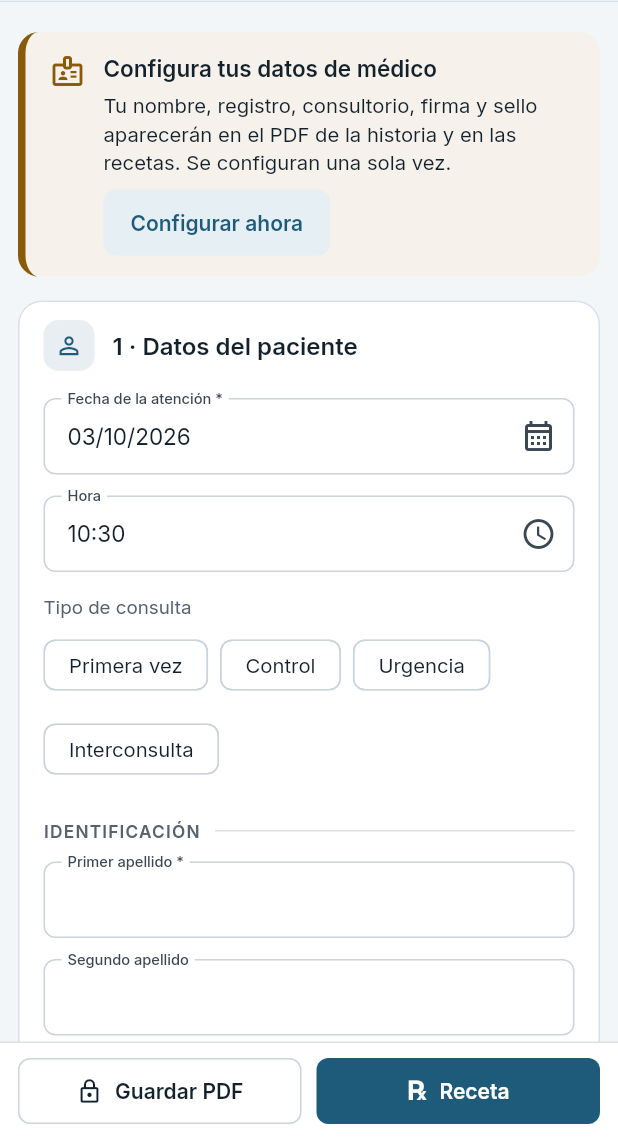
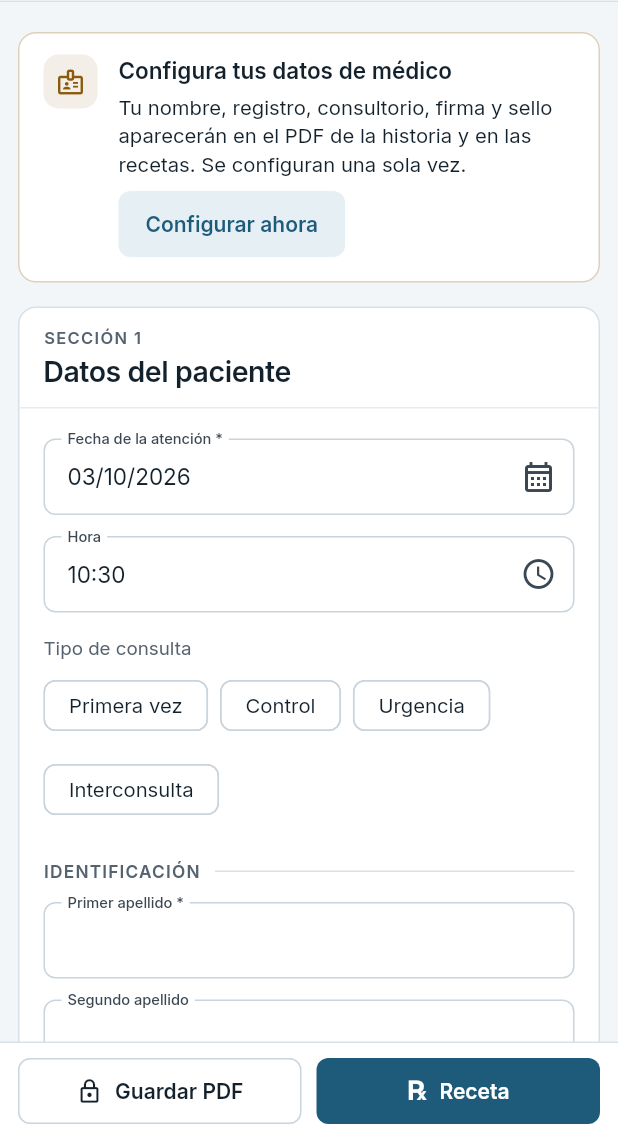
Before and after one commit to sp110000/historiasclinicas_net, a Flutter app: the screen it shows after launch, after a tap on the "close" icon, on a phone screen of 412 x 824 dp, the part 94-1236 px from its top. Run offline on Flutter 3.47's test engine with Material 3 defaults, Android fonts, the phone set to English and light mode, and no system bars; our stand-ins replace flutter_riverpod, go_router, pdf, printing, shared_preferences, web; missing offline and left inert: dart:js_interop; project files that could hold a hidden picture were left out.

Commit message:
feat(diseño): tarjetas, índice y avisos 2b
- TarjetaSeccion: rótulo «SECCIÓN n» sobre el título (19 w600), sin
  recuadro de ícono, radio 12, separador bajo la cabecera y sin sombra.
  La etiqueta semántica sigue siendo «n · título». Nuevo modo enLista.
- Índice lateral: círculo numerado que se rellena según el estado y fondo
  activo en tinte.
- Aviso y alertas de la receta: borde completo (1,5 px en error) e ícono
  en un recuadro con tinte (RecuadroIcono, compartido con TituloDialogo).
- «Completa», integridad correcta y valor calculado pasan a estadoOk/tinte;
  el borrador recuperado, al primario.
- Tests: el título de sección se busca por su etiqueta semántica.

Co-Authored-By: Claude Opus 5.5 <noreply@anthropic.com>
Claude-Session: https://claude.ai/code/session_019iNnJinNtJwrCs5fSb8Xmp

```diff
--- a/lib/core/widgets/campos.dart
+++ b/lib/core/widgets/campos.dart
@@ -770,9 +770,7 @@ class ValorCalculado extends StatelessWidget {
       decoration: InputDecoration(
         labelText: etiqueta,
         filled: true,
-        fillColor: destacado
-            ? ColoresMarca.secundario.withValues(alpha: 0.08)
-            : ColoresMarca.fondo,
+        fillColor: destacado ? ColoresMarca.tinte : ColoresMarca.fondo,
         prefixIcon: const Icon(Icons.calculate_outlined, size: 20),
       ),
       child: Text(
--- /dev/null
+++ b/lib/core/widgets/recuadro_icono.dart
@@ -0,0 +1,34 @@
+import 'package:flutter/material.dart';
+
+import '../../app/tema.dart';
+
+/// Ícono dentro de un recuadro con tinte de su color (diseño 2b): avisos,
+/// alertas de la receta y títulos de diálogo.
+class RecuadroIcono extends StatelessWidget {
+  const RecuadroIcono(
+    this.icono, {
+    super.key,
+    required this.color,
+    this.lado = 36,
+    this.tamanoIcono = 20,
+  });
+
+  final IconData icono;
+  final Color color;
+  final double lado;
+  final double tamanoIcono;
+
+  @override
+  Widget build(BuildContext context) {
+    return Container(
+      width: lado,
+      height: lado,
+      alignment: Alignment.center,
+      decoration: BoxDecoration(
+        color: ColoresMarca.sobreBlanco(color, 0.10),
+        borderRadius: RadiosMarca.recuadro,
+      ),
+      child: Icon(icono, color: color, size: tamanoIcono),
+    );
+  }
+}
--- a/lib/core/widgets/tarjeta_seccion.dart
+++ b/lib/core/widgets/tarjeta_seccion.dart
@@ -6,7 +6,8 @@ import '../presentacion/datos_historia.dart';
 /// Estado que muestra el chip de la cabecera.
 enum InsigniaSeccion { ninguna, completa, incompleta, soloLectura, activa }
 
-/// Tarjeta de una sección del formulario.
+/// Tarjeta de una sección del formulario (diseño 2b: rótulo «SECCIÓN n»
+/// sobre el título, sin ícono; [icono] lo usan el índice y los tests).
 ///
 /// * Editable: cabecera con número, título y avance.
 /// * Bloqueada (historia abierta): fondo gris azulado, candado y, si está
@@ -26,6 +27,7 @@ class TarjetaSeccion extends StatelessWidget {
     this.plegada = false,
     this.alAlternar,
     this.accion,
+    this.enLista = false,
   });
 
   final int numero;
@@ -40,39 +42,28 @@ class TarjetaSeccion extends StatelessWidget {
   final VoidCallback? alAlternar;
   final Widget? accion;
 
+  /// Fila dentro de la lista compacta de la historia abierta: sin borde ni
+  /// radio propios (los pone la lista).
+  final bool enLista;
+
   @override
   Widget build(BuildContext context) {
     final ancho = MediaQuery.sizeOf(context).width;
     final relleno = ancho < 600 ? 16.0 : 24.0;
     final cabecera = Row(
       children: [
-        Container(
-          width: 34,
-          height: 34,
-          alignment: Alignment.center,
-          decoration: BoxDecoration(
-            color: (activa ? ColoresMarca.primario : ColoresMarca.primario)
-                .withValues(alpha: activa ? 1 : 0.1),
-            borderRadius: BorderRadius.circular(10),
-          ),
-          child: Icon(
-            icono,
-            size: 19,
-            color: activa ? Colors.white : ColoresMarca.primario,
-          ),
-        ),
-        const SizedBox(width: 12),
         Expanded(
           child: Column(
             crossAxisAlignment: CrossAxisAlignment.start,
             children: [
+              ExcludeSemantics(
+                child: Text('SECCIÓN $numero', style: EstilosMarca.rotulo),
+              ),
+              const SizedBox(height: 2),
               Text(
-                '$numero · $titulo',
-                style: const TextStyle(
-                  fontWeight: FontWeight.w600,
-                  fontSize: 16,
-                  height: 1.25,
-                ),
+                titulo,
+                semanticsLabel: '$numero · $titulo',
+                style: EstilosMarca.titulo.copyWith(height: 1.25),
               ),
               if (plegada && (resumen ?? '').isNotEmpty)
                 Padding(
@@ -102,23 +93,18 @@ class TarjetaSeccion extends StatelessWidget {
     );
 
     return Container(
-      decoration: BoxDecoration(
-        color: bloqueada ? ColoresMarca.bloqueado : Colors.white,
-        borderRadius: BorderRadius.circular(16),
-        border: Border.all(
-          color: activa ? ColoresMarca.primario : ColoresMarca.borde,
-          width: activa ? 2 : 1,
-        ),
-        boxShadow: activa
-            ? [
-                BoxShadow(
-                  color: ColoresMarca.primario.withValues(alpha: 0.10),
-                  blurRadius: 18,
-                  offset: const Offset(0, 6),
-                ),
-              ]
-            : null,
-      ),
+      decoration: enLista
+          ? BoxDecoration(
+              color: plegada ? ColoresMarca.bloqueado : Colors.white,
+            )
+          : BoxDecoration(
+              color: bloqueada ? ColoresMarca.bloqueado : Colors.white,
+              borderRadius: RadiosMarca.tarjeta,
+              border: Border.all(
+                color: activa ? ColoresMarca.primario : ColoresMarca.borde,
+                width: activa ? 1.5 : 1,
+              ),
+            ),
       child: Column(
         crossAxisAlignment: CrossAxisAlignment.stretch,
         children: [
@@ -126,23 +112,25 @@ class TarjetaSeccion extends StatelessWidget {
             type: MaterialType.transparency,
             child: InkWell(
               onTap: alAlternar,
-              borderRadius: BorderRadius.circular(16),
+              borderRadius: enLista ? null : RadiosMarca.tarjeta,
               child: Padding(
                 padding: EdgeInsets.fromLTRB(
                   relleno,
                   relleno * 0.75,
                   relleno * 0.75,
-                  plegada ? relleno * 0.75 : 0,
+                  relleno * 0.75,
                 ),
                 child: cabecera,
               ),
             ),
           ),
-          if (!plegada)
+          if (!plegada) ...[
+            const Divider(height: 1, color: ColoresMarca.separador),
             Padding(
-              padding: EdgeInsets.fromLTRB(relleno, 18, relleno, relleno),
+              padding: EdgeInsets.fromLTRB(relleno, 20, relleno, relleno),
               child: child,
             ),
+          ],
         ],
       ),
     );
@@ -161,7 +149,7 @@ class _Insignia extends StatelessWidget {
       InsigniaSeccion.completa => (
         Icons.check_circle,
         'Completa',
-        ColoresMarca.secundario,
+        ColoresMarca.estadoOk,
       ),
       InsigniaSeccion.incompleta => (
         Icons.pending_outlined,
--- a/lib/features/historia/widgets/avisos.dart
+++ b/lib/features/historia/widgets/avisos.dart
@@ -4,12 +4,14 @@ import 'package:go_router/go_router.dart';
 
 import '../../../app/tema.dart';
 import '../../../core/utils/fechas.dart';
+import '../../../core/widgets/recuadro_icono.dart';
 import '../../medico/medico_provider.dart';
 import '../estado/archivo_provider.dart';
 import '../estado/estado_historia.dart';
 import 'dialogos.dart';
 
-/// Franja de aviso con icono, texto y acciones.
+/// Aviso con ícono en recuadro, texto y acciones (borde completo; el de
+/// error, más grueso).
 class Aviso extends StatelessWidget {
   const Aviso({
     super.key,
@@ -30,18 +32,22 @@ class Aviso extends StatelessWidget {
 
   @override
   Widget build(BuildContext context) {
+    final esError = color == ColoresMarca.error;
     return Container(
-      padding: const EdgeInsets.fromLTRB(16, 14, 8, 12),
+      padding: const EdgeInsets.fromLTRB(16, 14, 8, 14),
       decoration: BoxDecoration(
-        color: Color.alphaBlend(color.withValues(alpha: 0.08), Colors.white),
-        borderRadius: BorderRadius.circular(14),
-        border: Border(left: BorderSide(color: color, width: 5)),
+        color: Colors.white,
+        borderRadius: RadiosMarca.tarjeta,
+        border: Border.all(
+          color: esError ? color : ColoresMarca.sobreBlanco(color, 0.28),
+          width: esError ? 1.5 : 1,
+        ),
       ),
       child: Row(
         crossAxisAlignment: CrossAxisAlignment.start,
         children: [
-          Icon(icono, color: color),
-          const SizedBox(width: 12),
+          RecuadroIcono(icono, color: color),
+          const SizedBox(width: 14),
           Expanded(
             child: Column(
               crossAxisAlignment: CrossAxisAlignment.start,
@@ -126,7 +132,7 @@ class AvisoBorradorRecuperado extends StatelessWidget {
       padding: const EdgeInsets.only(bottom: 16),
       child: Aviso(
         icono: Icons.restore,
-        color: ColoresMarca.secundario,
+        color: ColoresMarca.primario,
         titulo: 'Se recuperó el borrador del ${formatoFechaHora(guardadoEn)}',
         texto: const Text('Puedes seguir donde lo dejaste o empezar de cero.'),
         acciones: [
@@ -158,7 +164,7 @@ class AvisoHistoriaAbierta extends StatelessWidget {
       padding: const EdgeInsets.only(bottom: 16),
       child: Aviso(
         icono: correcta ? Icons.folder_open : Icons.gpp_bad_outlined,
-        color: correcta ? ColoresMarca.secundario : ColoresMarca.error,
+        color: correcta ? ColoresMarca.estadoOk : ColoresMarca.error,
         titulo: 'Historia abierta · ${estado.nombreArchivo ?? 'sin nombre'}',
         texto: Column(
           crossAxisAlignment: CrossAxisAlignment.start,
@@ -179,7 +185,7 @@ class AvisoHistoriaAbierta extends StatelessWidget {
                           : Icons.warning_amber_rounded,
                       size: 17,
                       color: correcta
-                          ? ColoresMarca.secundario
+                          ? ColoresMarca.estadoOk
                           : ColoresMarca.error,
                     ),
                     const SizedBox(width: 6),
@@ -189,7 +195,7 @@ class AvisoHistoriaAbierta extends StatelessWidget {
                         style: TextStyle(
                           fontWeight: FontWeight.w600,
                           color: correcta
-                              ? ColoresMarca.secundario
+                              ? ColoresMarca.estadoOk
                               : ColoresMarca.error,
                         ),
                       ),
```
Also changed, not shown: lib/core/widgets/titulo_dialogo.dart (+2 -10 lines), lib/features/historia/widgets/indice_secciones.dart (+77 -14 lines), lib/features/receta/widgets/paciente_y_alertas.dart (+11 -5 lines), 1 other file.
